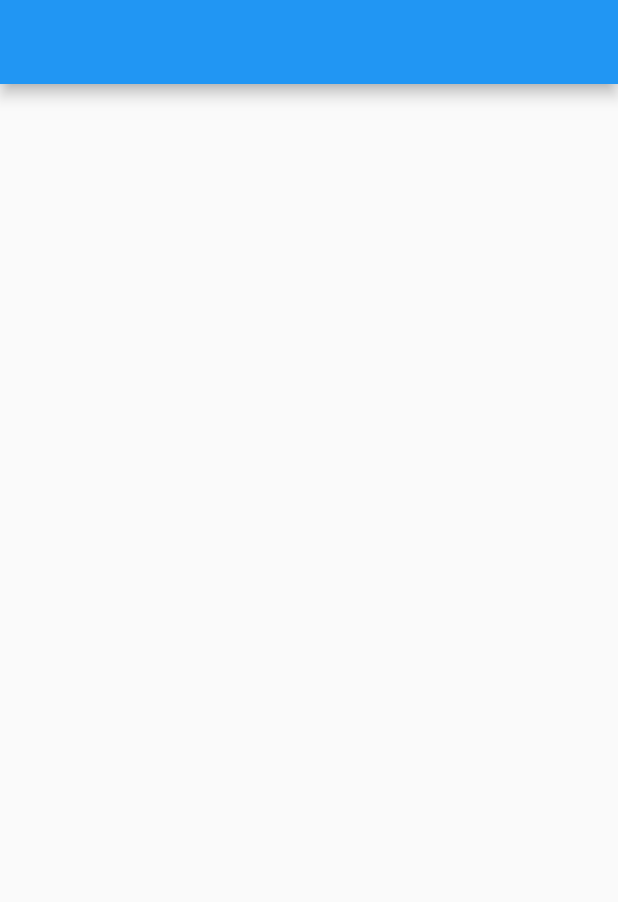
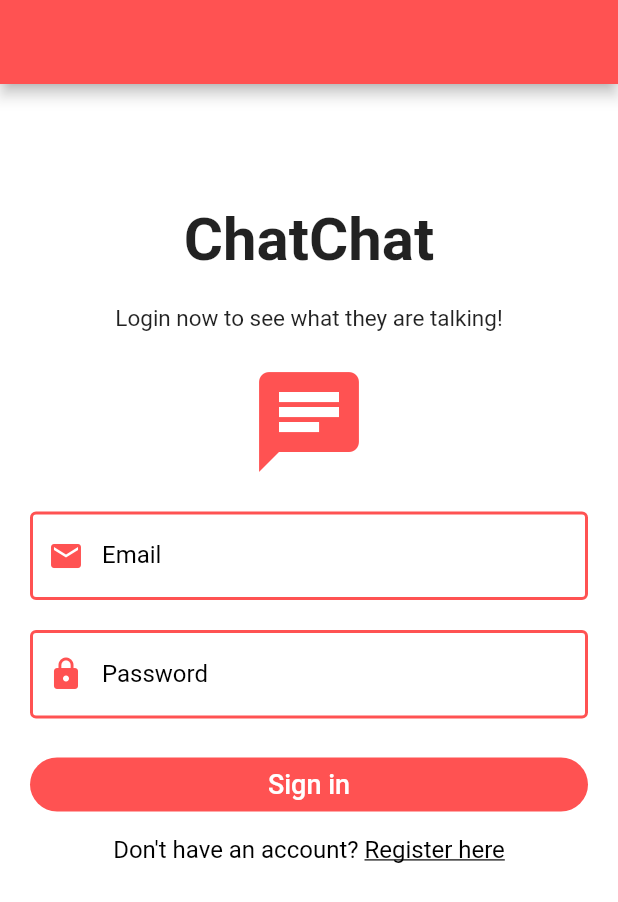
Before and after one commit to berrecelik/chatapp_flutter, a Flutter app: the screen it shows after launch, on a phone screen of 412 x 824 dp. Shown: the top 902 px of the screen. Run offline on Flutter 3.47's test engine with Material 2 defaults, Android fonts, the phone set to English and light mode, and no system bars; our stand-ins replace firebase_core, google_fonts, shared_preferences; accounts and stored records are empty.

Commit message:
firebase and loginpage ui added

```diff
--- /dev/null
+++ b/lib/helper/helper_function.dart
@@ -0,0 +1,13 @@
+import 'package:shared_preferences/shared_preferences.dart';
+
+class HelperFunctions {
+  static String userLoggedInKey = "LOGGEDINKEY";
+  static String userNameKey = "USERNAMEKEY";
+  static String userEmailKey = "USEREMAİLKEY";
+
+  static Future<bool?> getUserLoggedInStatus() async {
+    SharedPreferences sf = await SharedPreferences.getInstance();
+
+    return sf.getBool(userLoggedInKey);
+  }
+}
--- a/lib/main.dart
+++ b/lib/main.dart
@@ -1,17 +1,53 @@
+import 'package:chatapp_flutter/helper/helper_function.dart';
+import 'package:chatapp_flutter/pages/home_page.dart';
+import 'package:chatapp_flutter/pages/login_page.dart';
+import 'package:firebase_core/firebase_core.dart';
 import 'package:flutter/material.dart';
 
-void main() {
+import 'firebase_options.dart';
+
+void main() async {
+  WidgetsFlutterBinding.ensureInitialized();
+
+  await Firebase.initializeApp(
+    options: DefaultFirebaseOptions.currentPlatform,
+  );
+
   runApp(const MyApp());
 }
 
-class MyApp extends StatelessWidget {
+class MyApp extends StatefulWidget {
   const MyApp({super.key});
 
-  // This widget is the root of your application.
+  @override
+  State<MyApp> createState() => _MyAppState();
+}
+
+class _MyAppState extends State<MyApp> {
+  bool _isSignedIn = false;
+
+  @override
+  void initState() {
+    getUserLoggedInStatus();
+    super.initState();
+  }
+
+  getUserLoggedInStatus() async {
+    await HelperFunctions.getUserLoggedInStatus().then((value) {
+      if (value != null) {
+        _isSignedIn = value;
+      }
+    });
+  }
+
   @override
   Widget build(BuildContext context) {
     return MaterialApp(
-      home: Scaffold(appBar: AppBar()),
+      theme: ThemeData(
+          primaryColor: Colors.redAccent,
+          scaffoldBackgroundColor: Colors.white),
+      debugShowCheckedModeBanner: false,
+      home: _isSignedIn ? HomePage() : LoginPage(),
     );
   }
 }
--- /dev/null
+++ b/lib/pages/home_page.dart
@@ -0,0 +1,19 @@
+import 'package:flutter/material.dart';
+
+class HomePage extends StatefulWidget {
+  const HomePage({super.key});
+
+  @override
+  State<HomePage> createState() => _HomePageState();
+}
+
+class _HomePageState extends State<HomePage> {
+  @override
+  Widget build(BuildContext context) {
+    return Scaffold(
+      body: Center(
+        child: Text("Home Page"),
+      ),
+    );
+  }
+}
--- /dev/null
+++ b/lib/pages/login_page.dart
@@ -0,0 +1,128 @@
+import 'package:chatapp_flutter/pages/register_page.dart';
+import 'package:chatapp_flutter/widgets/widgets.dart';
+import 'package:flutter/gestures.dart';
+import 'package:flutter/material.dart';
+import 'package:google_fonts/google_fonts.dart';
+
+class LoginPage extends StatefulWidget {
+  const LoginPage({super.key});
+
+  @override
+  State<LoginPage> createState() => _LoginPageState();
+}
+
+class _LoginPageState extends State<LoginPage> {
+  final formKey = GlobalKey<FormState>();
+  @override
+  Widget build(BuildContext context) {
+    return Scaffold(
+      appBar: AppBar(
+        backgroundColor: Colors.redAccent,
+      ),
+      body: SingleChildScrollView(
+        child: Padding(
+          padding: const EdgeInsets.symmetric(horizontal: 20, vertical: 80),
+          child: Form(
+            key: formKey,
+            child: Column(
+              mainAxisAlignment: MainAxisAlignment.center,
+              crossAxisAlignment: CrossAxisAlignment.center,
+              children: [
+                Text(
+                  "ChatChat",
+                  style: TextStyle(fontSize: 40, fontWeight: FontWeight.bold),
+                ),
+                SizedBox(
+                  height: 20,
+                ),
+                Text(
+                  "Login now to see what they are talking!",
+                  style: TextStyle(fontSize: 15, fontWeight: FontWeight.w400),
+                ),
+                SizedBox(
+                  height: 20,
+                ),
+                Icon(
+                  Icons.chat,
+                  size: 80,
+                  color: Colors.redAccent,
+                ),
+                SizedBox(
+                  height: 20,
+                ),
+                TextFormField(
+                  //copywith() we can add more values
+                  decoration: textInputDecoration.copyWith(
+                    labelText: "Email",
+                    prefixIcon: Icon(
+                      Icons.email,
+                      color: Theme.of(context).primaryColor,
+                    ),
+                  ),
+                ),
+                SizedBox(
+                  height: 20,
+                ),
+                TextFormField(
+                  obscureText: true,
+                  //copywith() we can add more values
+                  decoration: textInputDecoration.copyWith(
+                    labelText: "Password",
+                    prefixIcon: Icon(
+                      Icons.lock,
+                      color: Theme.of(context).primaryColor,
+                    ),
+                  ),
+                ),
+                SizedBox(
+                  height: 20,
+                ),
+                SizedBox(
+                  width: double.infinity,
+                  child: ElevatedButton(
+                    style: ElevatedButton.styleFrom(
+                        backgroundColor: Theme.of(context).primaryColor,
+                        elevation: 0,
+                        shape: RoundedRectangleBorder(
+                            borderRadius: BorderRadius.circular(30))),
+                    onPressed: () {
+                      login();
+                    },
+                    child: Text(
+                      "Sign in",
+                      style: TextStyle(
+                        color: Colors.white,
+                        fontSize: 18,
+                      ),
+                    ),
+                  ),
+                ),
+                SizedBox(
+                  height: 10,
+                ),
+                Text.rich(
+                  TextSpan(
+                      text: "Don't have an account? ",
+                      style: TextStyle(color: Colors.black, fontSize: 16),
+                      children: <TextSpan>[
+                        TextSpan(
+                            text: "Register here",
+                            style: TextStyle(
+                                color: Colors.black,
+                                decoration: TextDecoration.underline),
+                            recognizer: TapGestureRecognizer()
+                              ..onTap = () {
+                                nextScreen(context, const RegisterPage());
+                              })
+                      ]),
+                )
+              ],
+            ),
+          ),
+        ),
+      ),
+    );
+  }
+
+  login() {}
+}
--- /dev/null
+++ b/lib/pages/register_page.dart
@@ -0,0 +1,17 @@
+import 'package:flutter/material.dart';
+
+class RegisterPage extends StatefulWidget {
+  const RegisterPage({super.key});
+
+  @override
+  State<RegisterPage> createState() => _RegisterPageState();
+}
+
+class _RegisterPageState extends State<RegisterPage> {
+  @override
+  Widget build(BuildContext context) {
+    return Scaffold(
+      body: Center(child: Text("Register Page")),
+    );
+  }
+}
--- /dev/null
+++ b/lib/widgets/widgets.dart
@@ -0,0 +1,20 @@
+import 'package:flutter/material.dart';
+
+const textInputDecoration = InputDecoration(
+    labelStyle: TextStyle(
+      color: Colors.black,
+    ),
+    focusedBorder: OutlineInputBorder(
+        borderSide:
+            BorderSide(color: Color.fromARGB(255, 70, 153, 216), width: 2)),
+    enabledBorder: OutlineInputBorder(
+        borderSide: BorderSide(color: Colors.redAccent, width: 2)));
+
+void nextScreen(context, page) {
+  Navigator.push(context, MaterialPageRoute(builder: (context) => page));
+}
+
+void nextScreenReplace(context, page) {
+  Navigator.pushReplacement(
+      context, MaterialPageRoute(builder: (context) => page));
+}
```
Also changed, not shown: pubspec.yaml (+7 -4 lines), lib/firebase_options.dart (added), pubspec.lock, 3 other files.
